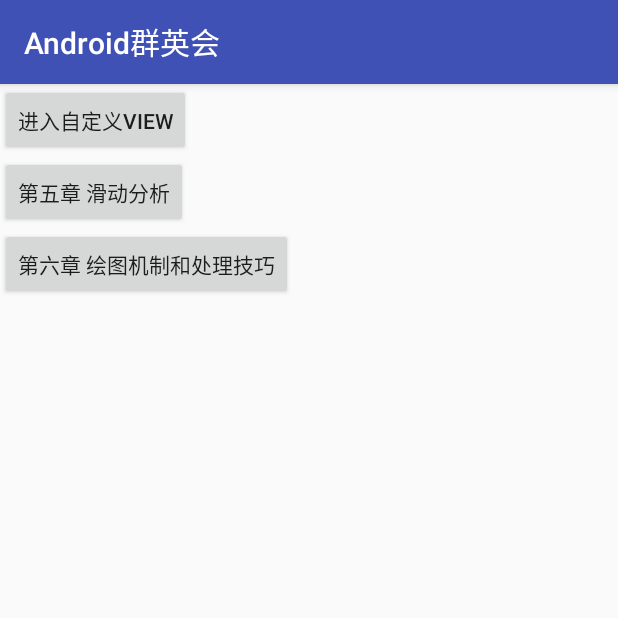
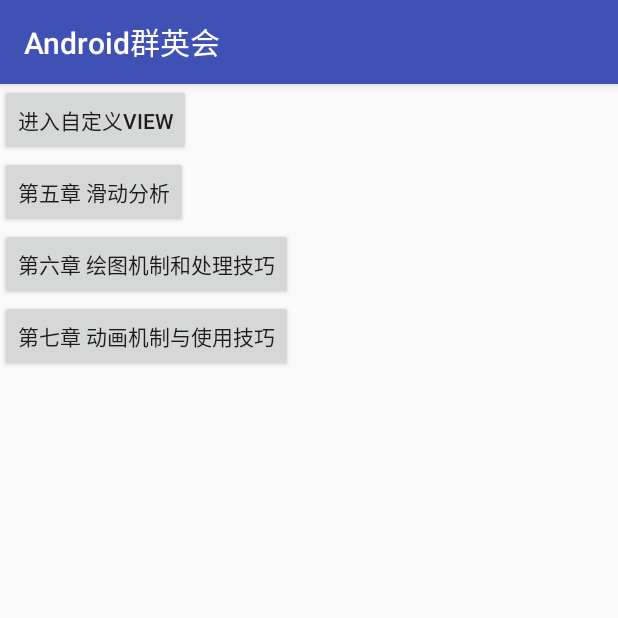
Before and after one commit to lvjie0519/AndroidQunYinHui, an Android app: the screen it shows after launch (MainActivity), on a phone screen of 412 x 824 dp, the top half of it. Run offline under Robolectric (Android 15) with nearby library versions, the phone set to English and light mode, and no system bars.

Commit message:
初始化第七章

```diff
--- a/app/src/main/AndroidManifest.xml
+++ b/app/src/main/AndroidManifest.xml
@@ -17,7 +17,8 @@
         </activity>
         <activity android:name=".self.define.view.TestSelfDefineViewActivity" />
         <activity android:name=".chapter.five.ChapterFiveMainActivity" />
-        <activity android:name=".chapter.six.ChapterSixMainActivity"></activity>
+        <activity android:name=".chapter.six.ChapterSixMainActivity" />
+        <activity android:name=".chapter.seven.ChapterSevenMainActivity"></activity>
     </application>
 
 </manifest>
--- a/app/src/main/java/com/example/androidqunyinhui/MainActivity.java
+++ b/app/src/main/java/com/example/androidqunyinhui/MainActivity.java
@@ -5,6 +5,7 @@
 import android.view.View;
 
 import com.example.androidqunyinhui.chapter.five.ChapterFiveMainActivity;
+import com.example.androidqunyinhui.chapter.seven.ChapterSevenMainActivity;
 import com.example.androidqunyinhui.chapter.six.ChapterSixMainActivity;
 import com.example.androidqunyinhui.self.define.view.TestSelfDefineViewActivity;
 
@@ -40,6 +41,13 @@
                 ChapterSixMainActivity.startActivity(MainActivity.this);
             }
         });
+
+        findViewById(R.id.btn_chapter_seven).setOnClickListener(new View.OnClickListener() {
+            @Override
+            public void onClick(View v) {
+                ChapterSevenMainActivity.startActivity(MainActivity.this);
+            }
+        });
     }
 
 }
--- a/app/src/main/res/layout/activity_main.xml
+++ b/app/src/main/res/layout/activity_main.xml
@@ -1,10 +1,17 @@
 <?xml version="1.0" encoding="utf-8"?>
-<LinearLayout xmlns:android="http://schemas.android.com/apk/res/android"
+
+<ScrollView
+    xmlns:android="http://schemas.android.com/apk/res/android"
     xmlns:tools="http://schemas.android.com/tools"
     android:layout_width="match_parent"
     android:layout_height="match_parent"
+    tools:context="com.example.androidqunyinhui.MainActivity">
+
+    <LinearLayout
+        android:layout_width="match_parent"
+        android:layout_height="match_parent"
         android:orientation="vertical"
-    tools:context="com.example.androidqunyinhui.MainActivity">
+        >
 
         <Button
             android:id="@+id/btn_self_define"
@@ -21,4 +28,15 @@
             android:layout_width="wrap_content"
             android:layout_height="wrap_content"
             android:text="第六章 绘图机制和处理技巧" />
+
+        <Button
+            android:id="@+id/btn_chapter_seven"
+            android:layout_width="wrap_content"
+            android:layout_height="wrap_content"
+            android:text="第七章 动画机制与使用技巧" />
+
+
+
     </LinearLayout>
+
+</ScrollView>
```
Also changed, not shown: app/src/main/java/com/example/androidqunyinhui/chapter/seven/ChapterSevenMainActivity.java (added, +22 -0 lines), app/src/main/res/layout/activity_chapter_seven_main.xml (added, +12 -0 lines). Lines whose indentation alone changed are shown as unchanged.
